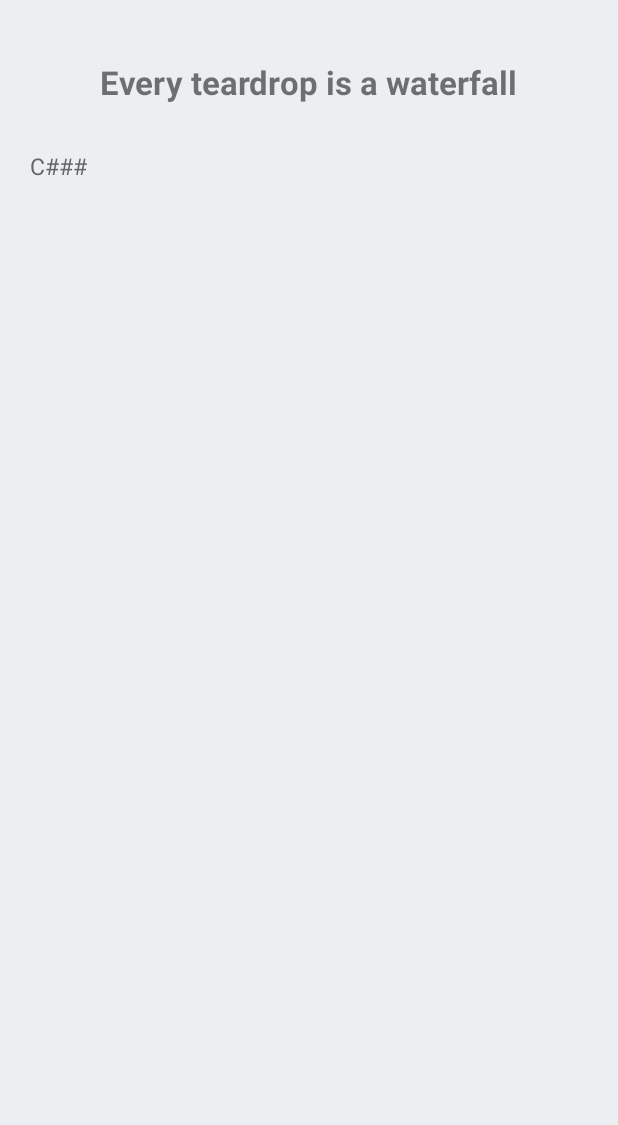
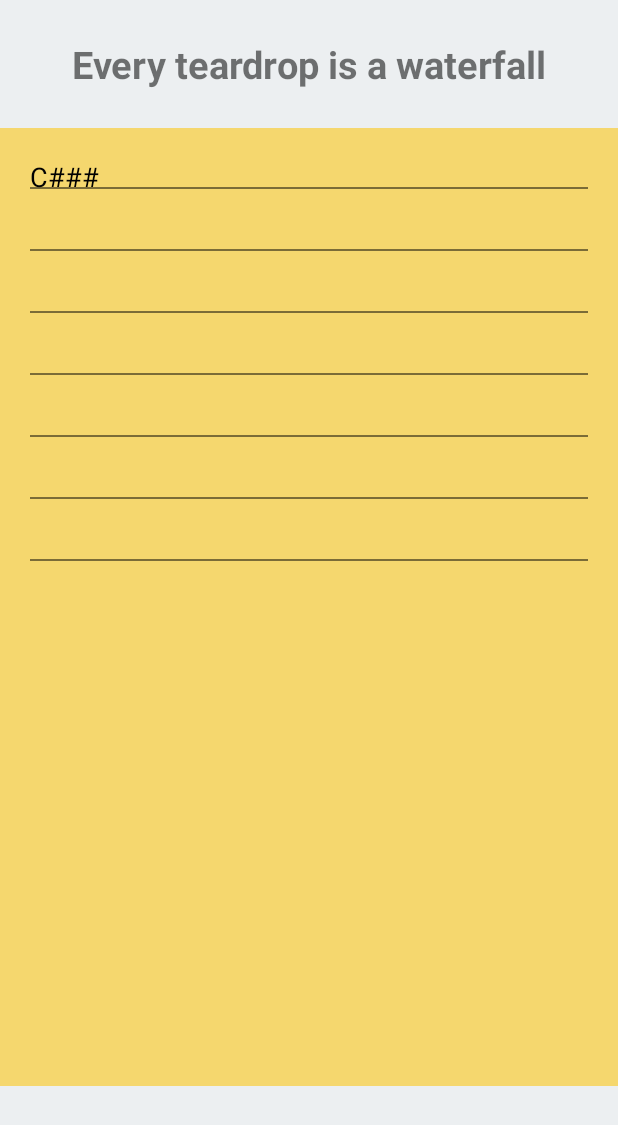
Before and after one commit to Thearith/chordec, an Android app: the layout activity_play.xml on its own in the app's theme, with its tools: preview values and no code run, on a phone screen of 412 x 824 dp. Shown: the top 1125 px of the screen. Run offline under Robolectric (Android 15) with nearby library versions, the phone set to English and light mode, and no system bars.

Commit message:
add multiline + remove mediaplayer crash bug

```diff
--- /dev/null
+++ b/Chordec/app/src/main/java/com/example/chordec/chordec/CSurfaceView/LineTextView.java
@@ -0,0 +1,55 @@
+package com.example.chordec.chordec.CSurfaceView;
+
+/**
+ * Created by thearith on 19/4/15.
+ */
+
+import android.content.Context;
+import android.graphics.Canvas;
+import android.graphics.Color;
+import android.graphics.Paint;
+import android.graphics.Rect;
+import android.util.AttributeSet;
+import android.widget.TextView;
+
+public class LineTextView extends TextView {
+
+    private Rect mRect;
+    private Paint mPaint;
+
+    public LineTextView(Context context, AttributeSet attrs) {
+        super(context, attrs);
+        mRect = new Rect();
+        mPaint = new Paint();
+        mPaint.setStyle(Paint.Style.FILL_AND_STROKE);
+        mPaint.setColor(Color.BLACK);
+    }
+
+    @Override
+    protected void onDraw(Canvas canvas) {
+
+        int height = getHeight();
+        int line_height = getLineHeight();
+
+        int count = height / line_height;
+
+        if (getLineCount() > count)
+            count = getLineCount();
+
+        if(count < 7)
+            count = 7;
+
+        Rect r = mRect;
+        Paint paint = mPaint;
+        int baseline = getLineBounds(0, r);
+
+        for (int i = 0; i < count; i++) {
+
+            canvas.drawLine(r.left, baseline + 1, r.right, baseline + 1, paint);
+            baseline += getLineHeight();
+        }
+
+        super.onDraw(canvas);
+    }
+
+}
--- a/Chordec/app/src/main/java/com/example/chordec/chordec/PlayActivity.java
+++ b/Chordec/app/src/main/java/com/example/chordec/chordec/PlayActivity.java
@@ -21,6 +21,7 @@ import android.widget.MediaController;
 import android.widget.TextView;
 import android.widget.Toast;
 
+import com.example.chordec.chordec.CSurfaceView.LineTextView;
 import com.example.chordec.chordec.Database.Chord;
 import com.example.chordec.chordec.Database.Database;
 import com.example.chordec.chordec.Helper.Constants;
@@ -49,6 +50,7 @@ public class PlayActivity extends ActionBarActivity implements MediaController.M
     // media controller
     private MediaController mMediaController;
     private Handler mHandler = new Handler();
+    private Runnable mRunnable;
 
 
     @Override
@@ -90,10 +92,27 @@ public class PlayActivity extends ActionBarActivity implements MediaController.M
     }
 
     @Override
+    public void onBackPressed() {
+        super.onBackPressed();
+
+        mMediaController.hide();
+        mHandler.removeCallbacks(mRunnable);
+
+        mMediaPlayer.stop();
+        mMediaPlayer.release();
+        mMediaPlayer = null;
+    }
+
+    @Override
     protected void onDestroy() {
         super.onDestroy();
+
+        mMediaController.hide();
+        mHandler.removeCallbacks(mRunnable);
+
         mMediaPlayer.stop();
         mMediaPlayer.release();
+        mMediaPlayer = null;
     }
 
     /*
@@ -121,8 +140,8 @@ public class PlayActivity extends ActionBarActivity implements MediaController.M
     }
 
     private void initializeScoreTextView() {
-        scoreTextView = (TextView)findViewById(R.id.scoreTextView);
-        scoreTextView.setText(scoreFormat(chord.getChordScore()));
+        scoreTextView = (LineTextView)findViewById(R.id.scoreTextView);
+        scoreTextView.setText(scoreFormat(chord.getChordScore()) + " dafdsafdasfdsafdafadsffffffdafdafeareawfhcugdsuyafdasfuasdfyuiasyfasyfasyfiuasyfiyfduiysi");
     }
 
     private void initializeMedia() {
@@ -143,6 +162,7 @@ public class PlayActivity extends ActionBarActivity implements MediaController.M
             }
         };
         mMediaController.setMediaPlayer(PlayActivity.this);
+        mMediaController.setBackgroundResource(R.color.media_controller_bg);
         mMediaController.setAnchorView(findViewById(R.id.audioView));
 
         try {
@@ -152,17 +172,20 @@ public class PlayActivity extends ActionBarActivity implements MediaController.M
             Log.e("PlayAudioDemo", "Could not open file " + chord.getChordPath() + " for playback.", e);
         }
 
+        mRunnable = new Runnable() {
+            public void run() {
+                mMediaPlayer.start();
+                mMediaController.show(900000000);
+            }
+        };
+
         mMediaPlayer.setOnPreparedListener(new MediaPlayer.OnPreparedListener() {
             @Override
             public void onPrepared(MediaPlayer mp) {
-                mHandler.post(new Runnable() {
-                    public void run() {
-                        mMediaController.show(900000000);
-                        mMediaPlayer.start();
-                    }
-                });
+                mHandler.post(mRunnable);
             }
         });
+
     }
 
     private String scoreFormat(String score) {
@@ -281,24 +304,36 @@ public class PlayActivity extends ActionBarActivity implements MediaController.M
 
     @Override
     public int getBufferPercentage() {
-        int percentage = (mMediaPlayer.getCurrentPosition() * 100) / mMediaPlayer.getDuration();
+        if(mMediaPlayer != null) {
+            int percentage = (mMediaPlayer.getCurrentPosition() * 100) / mMediaPlayer.getDuration();
+            return percentage;
+        }
 
-        return percentage;
+        return 0;
     }
 
     @Override
     public int getCurrentPosition() {
-        return mMediaPlayer.getCurrentPosition();
+        if(mMediaPlayer != null)
+            return mMediaPlayer.getCurrentPosition();
+
+        return 0;
     }
 
     @Override
     public int getDuration() {
-        return mMediaPlayer.getDuration();
+        if(mMediaPlayer != null)
+            return mMediaPlayer.getDuration();
+
+        return 0;
     }
 
     @Override
     public boolean isPlaying() {
-        return mMediaPlayer.isPlaying();
+        if(mMediaPlayer != null)
+            return mMediaPlayer.isPlaying();
+
+        return false;
     }
 
     @Override
--- a/Chordec/app/src/main/res/layout/activity_play.xml
+++ b/Chordec/app/src/main/res/layout/activity_play.xml
@@ -8,28 +8,33 @@
         android:id="@+id/titleTextView"
         android:layout_width="wrap_content"
         android:layout_height="wrap_content"
-        android:textSize="22sp"
+        android:textSize="25sp"
         android:textStyle="bold"
         android:text="Every teardrop is a waterfall"
         android:layout_gravity="center_horizontal"
         android:layout_alignParentTop="true"
         android:layout_centerHorizontal="true"
-        android:layout_marginTop="40dp"/>
+        android:layout_marginTop="25dp"/>
 
     <ScrollView
         android:layout_width="match_parent"
         android:layout_height="match_parent"
-        android:layout_marginTop="80dp"
+        android:layout_marginTop="85dp"
         android:layout_marginBottom="100dp"
-        android:padding="10dp">
+        android:padding="20dp"
+        android:background="#F5D76E">
 
-        <TextView
+        <com.example.chordec.chordec.CSurfaceView.LineTextView
             android:id="@+id/scoreTextView"
             android:layout_width="match_parent"
-            android:layout_height="wrap_content"
-            android:layout_margin="10dp"
-            android:textSize="15sp"
-            android:textColor="#666"
+            android:layout_height="0dip"
+            android:layout_weight="1"
+            android:minLines="8"
+            android:scrollHorizontally="false"
+            android:scrollbars="vertical"
+            android:lineSpacingExtra="20dp"
+            android:textSize="18sp"
+            android:textColor="#000"
             android:text="C###"/>
 
         </ScrollView>
--- a/Chordec/app/src/main/res/values/colors.xml
+++ b/Chordec/app/src/main/res/values/colors.xml
@@ -6,6 +6,8 @@
     <color name="record_layout">#34495e</color>
     <color name="edit_text_floating_color">#1abc9c</color>
 
+    <color name="media_controller_bg">#34495e</color>
+
     <color name="play_background">#ECEFF1</color>
 
 </resources>
```
